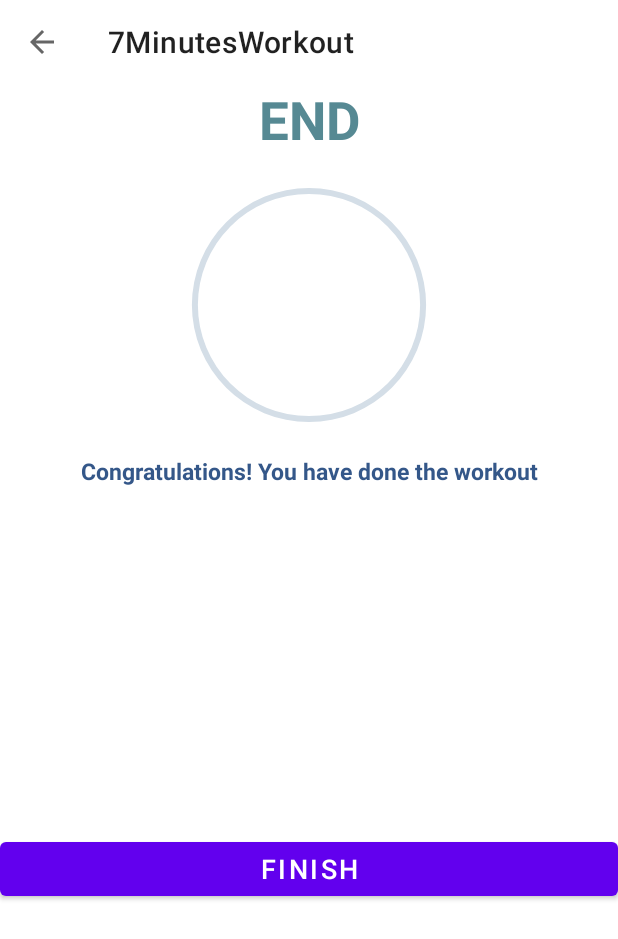
After one commit to gunesserenay/7MinutesWorkout, an Android app: the ActivityFinish screen opened directly, with no data from a screen before it, on a phone screen of 412 x 824 dp. The commit adds this screen. Shown: the top 939 px of the screen. Run offline under Robolectric (Android 15) with nearby library versions, the light colour scheme and no system bars.

Commit message:
Finish activity added

```diff
--- a/app/src/main/AndroidManifest.xml
+++ b/app/src/main/AndroidManifest.xml
@@ -5,9 +5,10 @@
 
     <queries>
         <intent>
-            <action android:name="android.intent.action.TTS_SERVICE"/>
+            <action android:name="android.intent.action.TTS_SERVICE" />
         </intent>
     </queries>
+
     <application
         android:allowBackup="true"
         android:dataExtractionRules="@xml/data_extraction_rules"
@@ -18,6 +19,9 @@
         android:supportsRtl="true"
         android:theme="@style/Theme.7MinutesWorkout"
         tools:targetApi="31">
+        <activity
+            android:name=".ActivityFinish"
+            android:exported="false" />
         <activity
             android:name=".ExerciseActivity"
             android:exported="false" />
--- /dev/null
+++ b/app/src/main/java/com/moonsunapp/a7minutesworkout/ActivityFinish.kt
@@ -0,0 +1,32 @@
+package com.moonsunapp.a7minutesworkout
+
+import androidx.appcompat.app.AppCompatActivity
+import android.os.Bundle
+import android.speech.tts.TextToSpeech
+import android.view.LayoutInflater
+import androidx.constraintlayout.widget.ConstraintSet
+import com.moonsunapp.a7minutesworkout.databinding.ActivityFinishBinding
+import java.util.zip.Inflater
+
+class ActivityFinish : AppCompatActivity() {
+
+    private var binding:ActivityFinishBinding?=null
+
+    override fun onCreate(savedInstanceState: Bundle?) {
+        super.onCreate(savedInstanceState)
+        binding=ActivityFinishBinding.inflate(layoutInflater)
+        setContentView(binding?.root)
+
+        setSupportActionBar(binding?.toolbarFinishActivity)
+
+        if (supportActionBar != null) {
+            supportActionBar?.setDisplayHomeAsUpEnabled(true)
+        }
+        binding?.toolbarFinishActivity?.setNavigationOnClickListener {
+            onBackPressed()
+        }
+        binding?.btnFinish?.setOnClickListener{
+            finish()
+        }
+    }
+}
--- /dev/null
+++ b/app/src/main/res/layout/activity_finish.xml
@@ -0,0 +1,61 @@
+<?xml version="1.0" encoding="utf-8"?>
+<androidx.constraintlayout.widget.ConstraintLayout xmlns:android="http://schemas.android.com/apk/res/android"
+    xmlns:app="http://schemas.android.com/apk/res-auto"
+    xmlns:tools="http://schemas.android.com/tools"
+    android:layout_width="match_parent"
+    android:layout_height="match_parent"
+    android:layout_gravity="center_vertical"
+    tools:context=".ActivityFinish">
+
+    <androidx.appcompat.widget.Toolbar
+        android:id="@+id/toolbar_finish_activity"
+        android:layout_width="match_parent"
+        android:layout_height="?android:attr/actionBarSize"
+        app:layout_constraintTop_toTopOf="parent"
+        app:layout_constraintStart_toStartOf="parent"
+        app:layout_constraintEnd_toEndOf="parent"
+        android:background="#FFFFFF" />
+
+    <TextView
+        android:layout_width="wrap_content"
+        android:layout_height="wrap_content"
+        android:id="@+id/tvEnd"
+        android:textStyle="bold"
+        android:text="END"
+        android:textSize="35sp"
+        android:textColor="#568993"
+        app:layout_constraintTop_toBottomOf="@id/toolbar_finish_activity"
+        app:layout_constraintStart_toStartOf="parent"
+        app:layout_constraintEnd_toEndOf="parent"/>
+    <View
+        android:layout_width="200dp"
+        android:layout_height="200dp"
+        android:id="@+id/viewDuration"
+        android:background="@drawable/circular_progress_gray"
+        app:layout_constraintTop_toBottomOf="@id/tvEnd"
+        app:layout_constraintStart_toStartOf="parent"
+        app:layout_constraintEnd_toEndOf="parent"/>
+
+    <TextView
+        android:layout_width="wrap_content"
+        android:layout_height="wrap_content"
+        android:id="@+id/tvCongrats"
+        android:textStyle="bold"
+        android:text="Congratulations! You have done the workout"
+        android:textSize="15sp"
+        android:textColor="#345789"
+        app:layout_constraintTop_toBottomOf="@id/viewDuration"
+        app:layout_constraintStart_toStartOf="parent"
+        app:layout_constraintEnd_toEndOf="parent"/>
+    <Button
+        android:layout_width="match_parent"
+        android:layout_height="wrap_content"
+        android:layout_marginTop="10dp"
+        android:text="FINISH"
+        android:id="@+id/btnFinish"
+        android:textSize="18sp"
+        app:layout_constraintTop_toBottomOf="@id/tvCongrats"
+        app:layout_constraintStart_toStartOf="parent"
+        app:layout_constraintEnd_toEndOf="parent"
+        app:layout_constraintBottom_toBottomOf="parent"/>
+</androidx.constraintlayout.widget.ConstraintLayout>
```
Also changed, not shown: app/src/main/java/com/moonsunapp/a7minutesworkout/ExerciseActivity.kt (+16 -7 lines), app/src/main/java/com/moonsunapp/a7minutesworkout/ExerciseStatusAdapter.kt (+16 -0 lines), app/src/main/res/drawable/item_circular_color_green_background.xml (added, +7 -0 lines).
